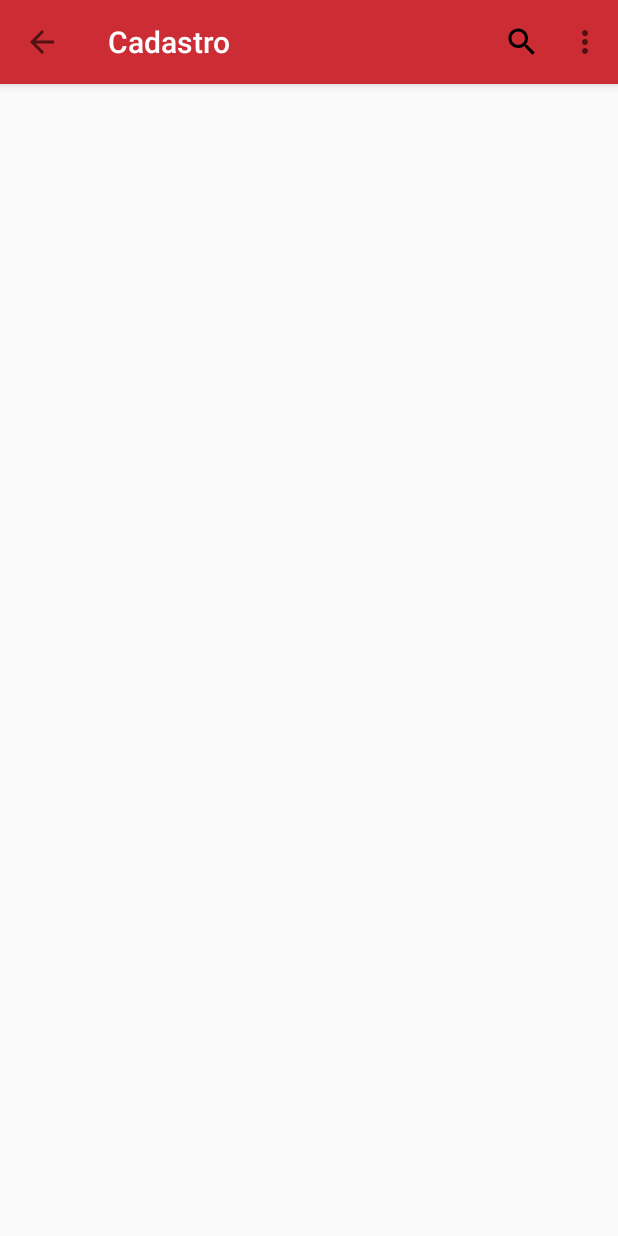
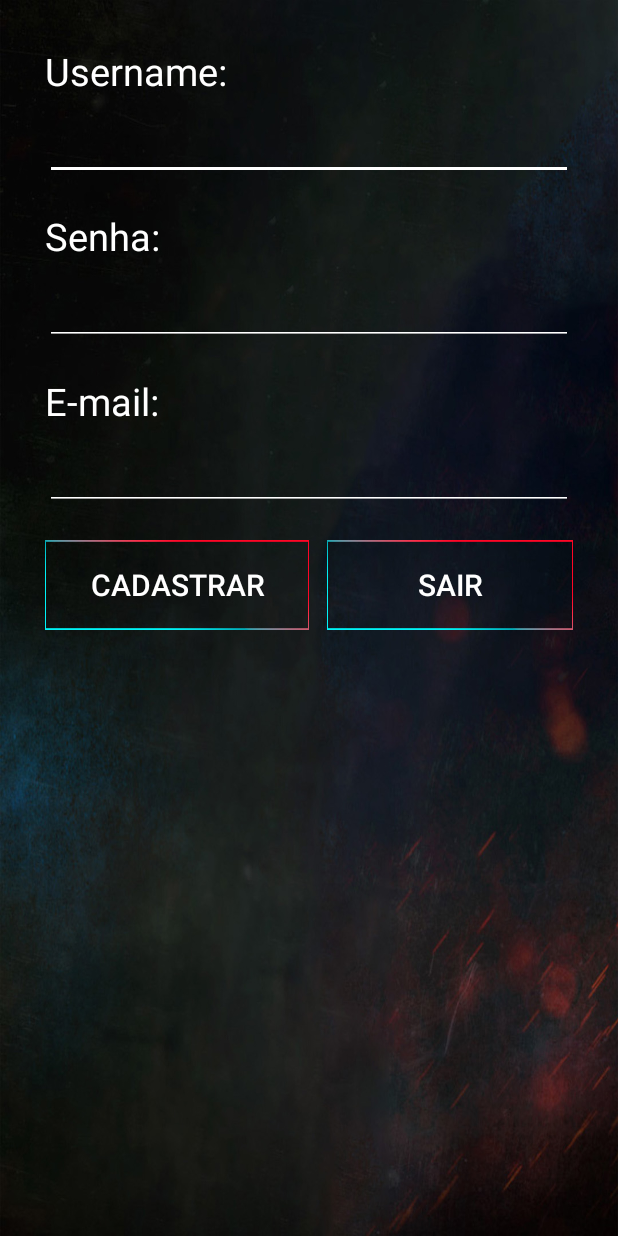
Before and after one commit to Silva12Aniely/ListPersonagens, an Android app: the Cadastro_Activity screen opened directly, with no data from a screen before it, on a phone screen of 412 x 824 dp. Run offline under Robolectric (Android 15) with nearby library versions, the light colour scheme and no system bars; 2 statements that could not run were skipped.

Commit message:
14/08 - Atv List Personagen

```diff
--- a/app/src/main/java/com/example/listpersonagens/Login_Activity.java
+++ b/app/src/main/java/com/example/listpersonagens/Login_Activity.java
@@ -65,9 +65,9 @@ public class Login_Activity extends AppCompatActivity {
         });
 
 //        toobar
-        toolbar = (Toolbar) findViewById(R.id.idLogin);
-        setSupportActionBar(toolbar);
-        getSupportActionBar().setDisplayHomeAsUpEnabled(true);
+//        toolbar = (Toolbar) findViewById(R.id.idLogin);
+//        setSupportActionBar(toolbar);
+//        getSupportActionBar().setDisplayHomeAsUpEnabled(true);
     }
 
     @Override
--- a/app/src/main/res/layout/cadastro_layout.xml
+++ b/app/src/main/res/layout/cadastro_layout.xml
@@ -4,18 +4,87 @@
     xmlns:tools="http://schemas.android.com/tools"
     android:layout_width="match_parent"
     android:layout_height="match_parent"
-    tools:context=".Cadastro_Activity"
-    android:orientation="vertical">
+    android:background="@drawable/background_person"
+    android:orientation="vertical"
+    tools:context=".Cadastro_Activity">
 
-    <androidx.appcompat.widget.Toolbar
-        android:id="@+id/idCadastro"
+    <LinearLayout
         android:layout_width="match_parent"
-        android:layout_height="?attr/actionBarSize"
-        android:background="@color/corPrimariaDarkNoBar"
-        android:elevation="4dp"
-        app:title="Cadastro"
-        app:titleTextColor="#fff">
+        android:layout_height="wrap_content"
+        android:layout_margin="30dp"
+        android:orientation="vertical">
 
-    </androidx.appcompat.widget.Toolbar>
+        <TextView
+            android:layout_width="match_parent"
+            android:layout_height="wrap_content"
+            android:text="Username:"
+            android:textColor="#fff"
+            android:textSize="25sp" />
 
+        <EditText
+            android:layout_width="match_parent"
+            android:layout_height="wrap_content"
+            android:backgroundTint="#fff"
+            android:textSize="25sp" />
+
+        <TextView
+            android:layout_width="match_parent"
+            android:layout_height="wrap_content"
+            android:layout_marginTop="20dp"
+            android:text="Senha:"
+            android:textColor="#fff"
+            android:textSize="25sp" />
+
+        <EditText
+            android:layout_width="match_parent"
+            android:layout_height="wrap_content"
+            android:backgroundTint="#fff"
+            android:inputType="textPassword"
+            android:textSize="25sp" />
+
+        <TextView
+            android:layout_width="match_parent"
+            android:layout_height="wrap_content"
+            android:layout_marginTop="20dp"
+            android:text="E-mail:"
+            android:textColor="#fff"
+            android:textSize="25sp" />
+
+        <EditText
+            android:layout_width="match_parent"
+            android:layout_height="wrap_content"
+            android:layout_marginBottom="20dp"
+            android:backgroundTint="#fff"
+            android:inputType="textEmailAddress"
+            android:textSize="25sp" />
+
+
+        <LinearLayout
+            android:layout_width="match_parent"
+            android:layout_height="wrap_content"
+            android:orientation="horizontal">
+
+            <Button
+                android:id="@+id/btnCadastrar"
+                android:layout_width="wrap_content"
+                android:layout_height="60dp"
+                android:background="@drawable/border_login"
+                android:text="Cadastrar"
+                android:textColor="#fff"
+                android:textSize="20sp"
+                android:layout_weight="1"/>
+
+            <Button
+                android:id="@+id/btnSair"
+                android:layout_width="wrap_content"
+                android:layout_height="60dp"
+                android:background="@drawable/border_login"
+                android:text="Sair"
+                android:layout_marginLeft="12dp"
+                android:textColor="#fff"
+                android:textSize="20sp"
+                android:layout_weight="1"/>
+
+        </LinearLayout>
+    </LinearLayout>
 </LinearLayout>
```
Also changed, not shown: app/src/main/java/com/example/listpersonagens/Cadastro_Activity.java (+30 -10 lines), app/src/main/res/layout/login_layout.xml (+19 -14 lines).
